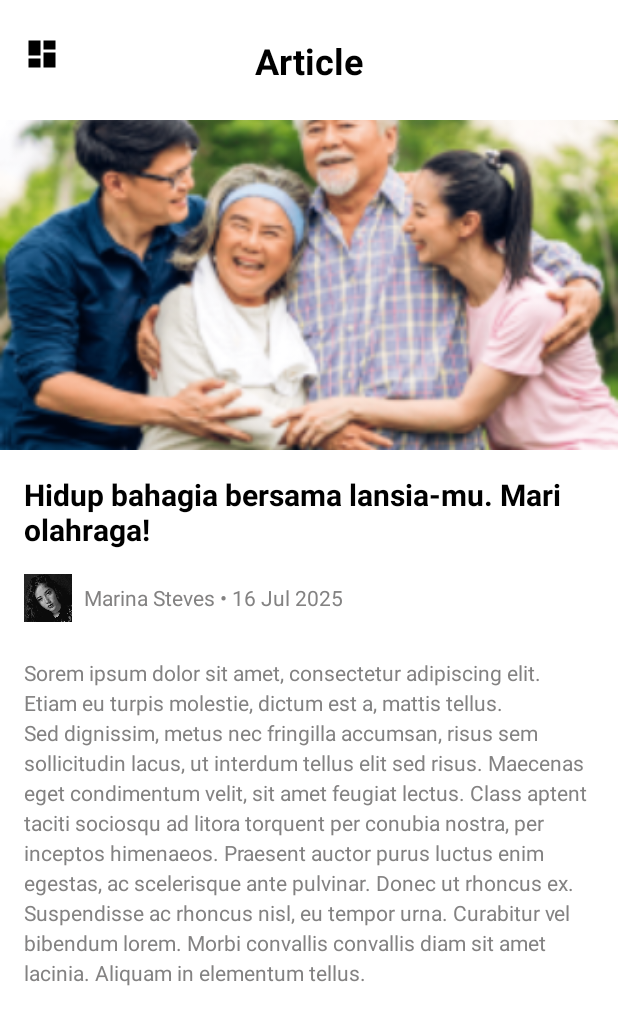
After one commit to Then1ck/OmahCare, an Android app: the layout article_read.xml on its own in the app's theme, with its tools: preview values and no code run, on a phone screen of 412 x 824 dp. The commit adds this screen. Shown: the top 1025 px of the screen. Run offline under Robolectric (Android 15) with nearby library versions, the phone set to English and light mode, and no system bars.

Commit message:
Article finished

```diff
--- a/app/src/main/AndroidManifest.xml
+++ b/app/src/main/AndroidManifest.xml
@@ -22,6 +22,9 @@
                 <category android:name="android.intent.category.LAUNCHER" />
             </intent-filter>
         </activity>
+        <activity
+            android:name=".ui.article.item.ArticleReadActivity"
+            android:exported="true" />
     </application>
 
 </manifest>
--- a/app/src/main/java/com/example/myapplication/ui/article/item/Article.java
+++ b/app/src/main/java/com/example/myapplication/ui/article/item/Article.java
@@ -7,18 +7,20 @@ public class Article {
     private String date;
     private String img;   // thumbnail
     private String pfp;   // profile picture
+    private String content; // full article content
 
     public Article() {
         // Empty constructor required for Firebase
     }
 
-    public Article(String title, String subtext, String author, String date, String img, String pfp) {
+    public Article(String title, String subtext, String author, String date, String img, String pfp, String content) {
         this.title = title;
         this.subtext = subtext;
         this.author = author;
         this.date = date;
         this.img = img;
         this.pfp = pfp;
+        this.content = content;
     }
 
     public String getTitle() { return title; }
@@ -27,4 +29,5 @@ public class Article {
     public String getDate() { return date; }
     public String getImg() { return img; }
     public String getPfp() { return pfp; }
+    public String getContent() { return content; }
 }
--- a/app/src/main/java/com/example/myapplication/ui/home/HomeFragment.java
+++ b/app/src/main/java/com/example/myapplication/ui/home/HomeFragment.java
@@ -86,7 +86,7 @@ public class HomeFragment extends Fragment {
 //        productAdapter = new ProductAdapter(products);
 //        recyclerView.setAdapter(productAdapter);
 
-        uploadBannerDrawable();
+//        uploadBannerDrawable();
 
         return root;
     }
--- /dev/null
+++ b/app/src/main/res/layout/article_read.xml
@@ -0,0 +1,115 @@
+<?xml version="1.0" encoding="utf-8"?>
+<RelativeLayout xmlns:android="http://schemas.android.com/apk/res/android"
+    xmlns:app="http://schemas.android.com/apk/res-auto"
+    xmlns:tools="http://schemas.android.com/tools"
+    android:layout_width="match_parent"
+    android:layout_height="match_parent"
+    android:background="@android:color/white">
+
+    <!-- Top Bar (Fixed) -->
+    <androidx.constraintlayout.widget.ConstraintLayout
+        android:id="@+id/topBar"
+        android:layout_width="match_parent"
+        android:layout_height="56dp"
+        android:orientation="horizontal"
+        android:gravity="center_vertical"
+        android:paddingStart="16dp"
+        android:paddingEnd="16dp"
+        android:background="@android:color/white"
+        android:layout_marginTop="24dp">
+
+        <ImageView
+            android:id="@+id/backButton"
+            android:layout_width="24dp"
+            android:layout_height="24dp"
+            android:src="@drawable/ic_dashboard_black_24dp"
+            app:layout_constraintStart_toStartOf="parent"
+            app:layout_constraintTop_toTopOf="parent" />
+
+        <TextView
+            android:id="@+id/articleHeader"
+            android:layout_width="wrap_content"
+            android:layout_height="wrap_content"
+            android:text="Article"
+            android:textSize="24dp"
+            android:textStyle="bold"
+            android:textColor="@color/black"
+            app:layout_constraintEnd_toEndOf="parent"
+            app:layout_constraintStart_toStartOf="parent"
+            app:layout_constraintTop_toTopOf="parent" />
+    </androidx.constraintlayout.widget.ConstraintLayout>
+
+    <!-- Scrollable Content -->
+    <ScrollView
+        android:layout_width="match_parent"
+        android:layout_height="match_parent"
+        android:layout_below="@id/topBar"
+        android:fillViewport="true">
+
+        <LinearLayout
+            android:layout_width="match_parent"
+            android:layout_height="match_parent"
+            android:orientation="vertical">
+
+            <!-- Banner Image -->
+            <ImageView
+                android:id="@+id/articleBanner"
+                android:layout_width="match_parent"
+                android:layout_height="220dp"
+                android:scaleType="centerCrop"
+                android:src="@drawable/article_1" />
+
+            <!-- Title -->
+            <TextView
+                android:id="@+id/articleTitle"
+                android:layout_width="match_parent"
+                android:layout_height="wrap_content"
+                android:padding="16dp"
+                android:text="Hidup bahagia bersama lansia-mu. Mari olahraga!"
+                android:textSize="20sp"
+                android:textStyle="bold"
+                android:textColor="@android:color/black" />
+
+            <!-- Author Info -->
+            <LinearLayout
+                android:id="@+id/authorInfo"
+                android:layout_width="match_parent"
+                android:layout_height="wrap_content"
+                android:orientation="horizontal"
+                android:paddingStart="16dp"
+                android:paddingEnd="16dp"
+                android:paddingBottom="8dp"
+                android:gravity="center_vertical">
+
+                <ImageView
+                    android:id="@+id/authorAvatar"
+                    android:layout_width="32dp"
+                    android:layout_height="32dp"
+                    android:src="@drawable/pfp_1"
+                    android:scaleType="centerCrop"
+                    android:background="@drawable/bg_rounded" />
+
+                <TextView
+                    android:id="@+id/authorInfoText"
+                    android:layout_width="wrap_content"
+                    android:layout_height="wrap_content"
+                    android:layout_marginStart="8dp"
+                    android:text="Marina Steves • 16 Jul 2025"
+                    android:textSize="14sp"
+                    android:textColor="#838282" />
+            </LinearLayout>
+
+            <!-- Article Content -->
+            <TextView
+                android:id="@+id/articleContent"
+                android:layout_width="match_parent"
+                android:layout_height="wrap_content"
+                android:padding="16dp"
+                android:textColor="#838282"
+                android:textSize="14sp"
+                android:lineSpacingExtra="4dp"
+                android:text="Sorem ipsum dolor sit amet, consectetur adipiscing elit. Etiam eu turpis molestie, dictum est a, mattis tellus. Sed dignissim, metus nec fringilla accumsan, risus sem sollicitudin lacus, ut interdum tellus elit sed risus. Maecenas eget condimentum velit, sit amet feugiat lectus. Class aptent taciti sociosqu ad litora torquent per conubia nostra, per inceptos himenaeos. Praesent auctor purus luctus enim egestas, ac scelerisque ante pulvinar. Donec ut rhoncus ex. Suspendisse ac rhoncus nisl, eu tempor urna. Curabitur vel bibendum lorem. Morbi convallis convallis diam sit amet lacinia. Aliquam in elementum tellus." />
+        </LinearLayout>
+    </ScrollView>
+
+</RelativeLayout>
```
Also changed, not shown: app/src/main/java/com/example/myapplication/ui/article/item/ArticleAdapter.java (+15 -0 lines), app/src/main/java/com/example/myapplication/ui/article/item/ArticleReadActivity.java (added, +47 -0 lines), app/src/main/res/drawable/ic_back.xml (added, +12 -0 lines), app/src/main/res/layout/fragment_article.xml (+14 -1 lines), app/src/main/res/layout/test.xml (added, +17 -0 lines), app/src/main/res/drawable/popok_dewasa.png (deleted), app/src/main/res/drawable/suplement.png (deleted), app/src/main/res/drawable/susu_kalsium.png (deleted), app/src/main/res/drawable/tensiometer.png (deleted), app/src/main/res/drawable/tongkat.png (deleted), app/src/main/res/drawable/vitamin.png (deleted).
